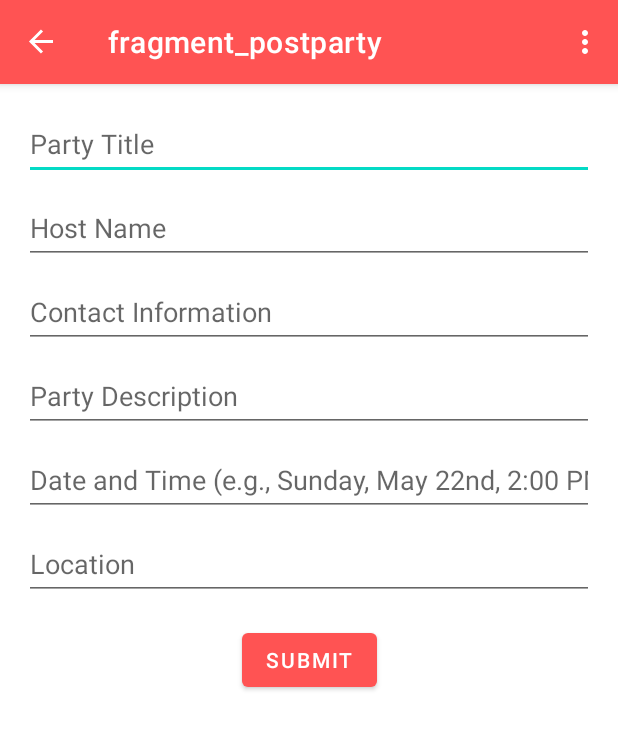
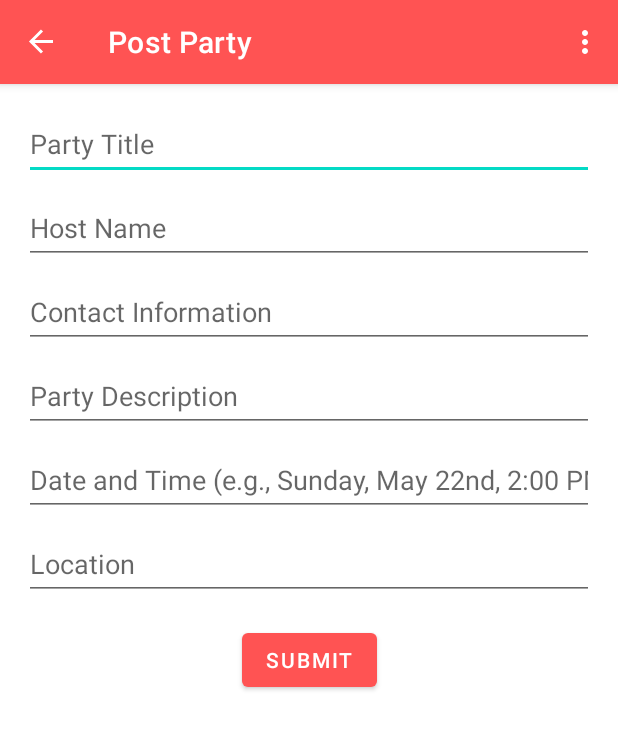
Before and after one commit to mattmokhtar/PartyPal, an Android app: the screen it shows after launch (MainActivity), in the side drawer, after a tap on "Post Party", on a phone screen of 412 x 824 dp. Shown: the top 729 px of the screen. Run offline under Robolectric (Android 15) with nearby library versions, the phone set to English and light mode, and no system bars; our stand-ins replace Firebase (no records; nobody signed in at launch, a user with empty details on screens opened directly), navigation-ui; Roboto replaces fonts that are not available here.

Commit message:
Update mobile_navigation.xml

```diff
--- a/app/src/main/res/navigation/mobile_navigation.xml
+++ b/app/src/main/res/navigation/mobile_navigation.xml
@@ -40,6 +40,6 @@
     <fragment
         android:id="@+id/nav_postparty"
         android:name="com.example.PartyPal.ui.postparty.PostPartyFragment"
-        android:label="fragment_postparty"
+        android:label="Post Party"
         tools:layout="@layout/fragment_postparty" />
 </navigation>
```
